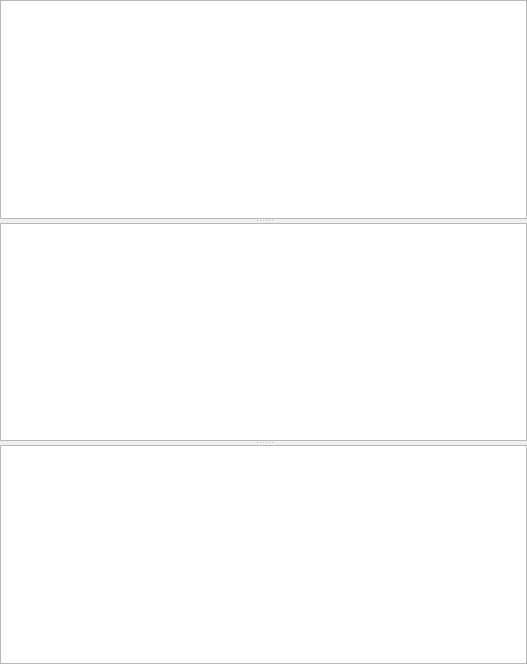
Old version of the form src/airunner/widgets/stats/templates/stats.ui in the repository Capsize-Games/airunner.
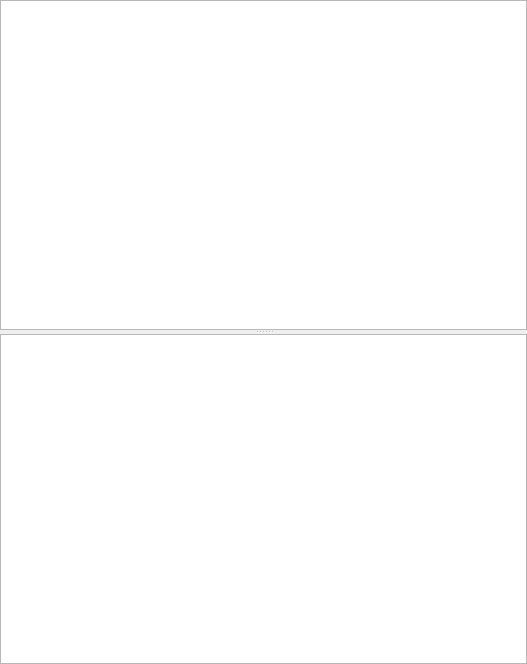
New version of the form.

Commit message: better handling of default stats

```diff
--- a/src/airunner/widgets/stats/templates/stats.ui
+++ b/src/airunner/widgets/stats/templates/stats.ui
@@ -33,7 +33,6 @@
      </property>
      <widget class="QTableWidget" name="model_stats"/>
      <widget class="QTextEdit" name="console"/>
-     <widget class="QTableWidget" name="module_stats"/>
     </widget>
    </item>
   </layout>
```
The commit also changes 8 other files.
